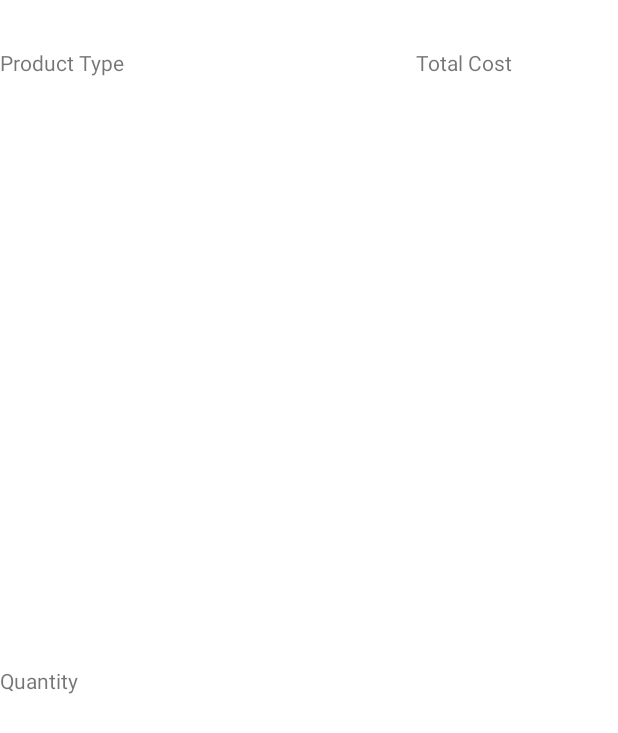
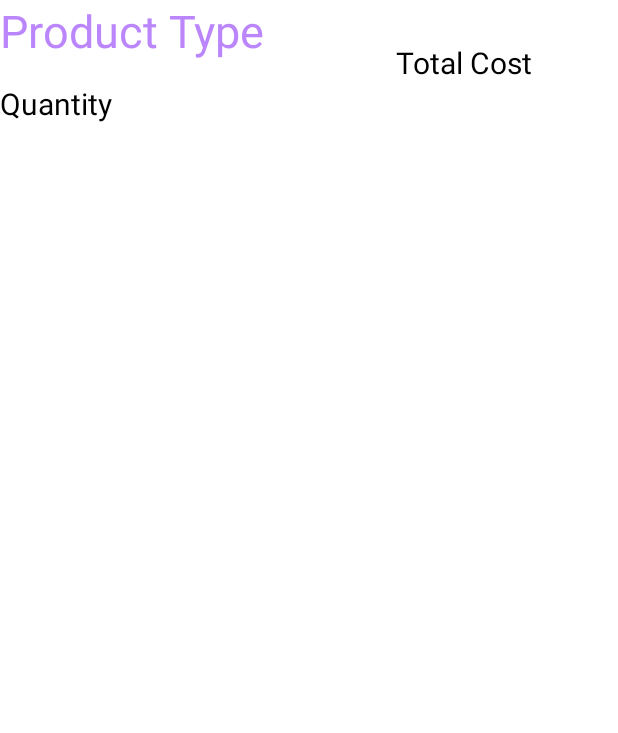
Before and after one commit to Dwrulesalot/Cash-Register-Application, an Android app: the layout history_item_layout.xml on its own in the app's theme, with its tools: preview values and no code run, on a phone screen of 412 x 824 dp. Shown: the top 733 px of the screen. Run offline under Robolectric (Android 15) with nearby library versions, the phone set to English and light mode, and no system bars.

Commit message:
recycler view edits

```diff
--- a/app/src/main/java/com/example/cashregisterapplication/HistoryManager.java
+++ b/app/src/main/java/com/example/cashregisterapplication/HistoryManager.java
@@ -8,7 +8,7 @@ public class HistoryManager {
 
 
 
-    public HistoryManager() {
-
+    public void addHistory(History h){
+        purchaseHistory.add(h);
     }
 }
--- a/app/src/main/java/com/example/cashregisterapplication/MyApp.java
+++ b/app/src/main/java/com/example/cashregisterapplication/MyApp.java
@@ -47,8 +47,7 @@ public class MyApp extends Application {
         Log.d("Ass2", "MyApp.savePurchase()"+productName+String.valueOf(totalCost)+String.valueOf(quantity)+String.valueOf(date));
         History history = new History(productName, totalCost, quantity, date);
 
-        historyManager.purchaseHistory.add(history);
-
+        historyManager.addHistory(history);
 
     }
 }
--- a/app/src/main/res/layout/history_item_layout.xml
+++ b/app/src/main/res/layout/history_item_layout.xml
@@ -6,13 +6,15 @@
     xmlns:app="http://schemas.android.com/apk/res-auto"
     tools:context=".HistoryActivity">
 
+    <!--removed app:layout_constraintBottom_toTopOf="@id/guideline2"-->
     <TextView
         android:id="@+id/historyProductName"
         android:layout_width="match_parent"
         android:layout_height="wrap_content"
+        android:textColor="@color/purple_200"
+        android:textSize="30sp"
+        android:text="Product Type"
 
-        android:text="Product Type"
-        app:layout_constraintBottom_toTopOf="@id/guideline2"
         app:layout_constraintEnd_toEndOf="@id/guideline1"
         app:layout_constraintStart_toStartOf="parent"
         app:layout_constraintTop_toTopOf="parent"></TextView>
@@ -30,8 +32,10 @@
         android:id="@+id/historyTotalCost"
         android:layout_width="wrap_content"
         android:layout_height="wrap_content"
+        android:textColor="@color/black"
+        android:textSize="20sp"
+        android:text="Total Cost"
 
-        android:text="Total Cost"
         app:layout_constraintBottom_toTopOf="@id/guideline2"
         app:layout_constraintEnd_toEndOf="parent"
         app:layout_constraintStart_toStartOf="@id/guideline1"
@@ -50,12 +54,12 @@
         android:id="@+id/historyQuantity"
         android:layout_width="match_parent"
         android:layout_height="wrap_content"
+        android:textColor="@color/black"
+        android:textSize="20sp"
 
         android:text="Quantity"
-        app:layout_constraintBottom_toBottomOf="parent"
-        app:layout_constraintEnd_toEndOf="parent"
-        app:layout_constraintStart_toStartOf="parent"
-        app:layout_constraintTop_toBottomOf="@id/guideline2"></TextView>
+        app:layout_constraintBottom_toBottomOf="@id/guideline2"
+        ></TextView>
 
 
 </androidx.constraintlayout.widget.ConstraintLayout>
--- a/app/src/main/res/layout/stock_base_adapter_row_layout.xml
+++ b/app/src/main/res/layout/stock_base_adapter_row_layout.xml
@@ -6,13 +6,15 @@
     android:weightSum="3"
     >
 
-    <!--do I need to change this from a linear layout to constraint layout?-->
+    <!-- I need to change this from a linear layout to constraint layout-->
     <LinearLayout
         android:id="@+id/linearLayout"
         android:layout_width="wrap_content"
         android:layout_height="wrap_content"
         android:layout_weight="@integer/material_motion_duration_long_2"
-        android:orientation="vertical">
+        android:orientation="vertical"
+        app:layout_constraintStart_toStartOf="parent"
+        app:layout_constraintTop_toTopOf="parent">
 
         <TextView
             android:id="@+id/purchaseList_productName"
```
Also changed, not shown: app/src/main/java/com/example/cashregisterapplication/HistoryActivity.java (+34 -5 lines).
